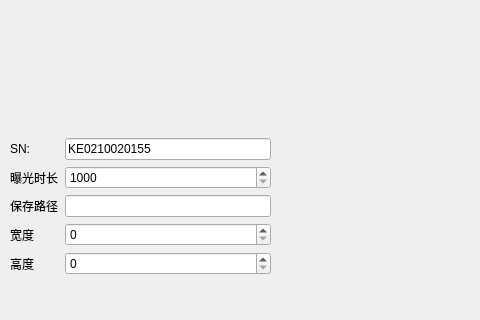
This is mainwindow.ui in mrwang-19/HNU_RMUT_Vision as Qt 5 draws it before an edit; both pictures show x 0 to 480 and y 322 to 642 of the 1016 by 642 pixel window. The edited form follows.
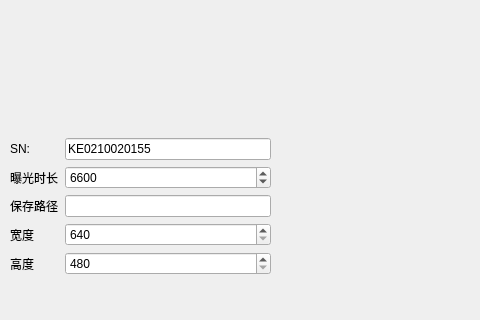
This is the edited form.

```diff
--- a/mainwindow.ui
+++ b/mainwindow.ui
@@ -70,6 +70,9 @@
      </item>
      <item row="3" column="1">
       <widget class="QSpinBox" name="widthSpinBox">
+       <property name="minimum">
+        <number>640</number>
+       </property>
        <property name="maximum">
         <number>1280</number>
        </property>
@@ -84,6 +87,9 @@
      </item>
      <item row="4" column="1">
       <widget class="QSpinBox" name="heightSpinBox">
+       <property name="minimum">
+        <number>480</number>
+       </property>
        <property name="maximum">
         <number>1024</number>
        </property>
@@ -97,6 +103,9 @@
        <property name="maximum">
         <number>2000000</number>
        </property>
+       <property name="value">
+        <number>6600</number>
+       </property>
       </widget>
      </item>
     </layout>
```
